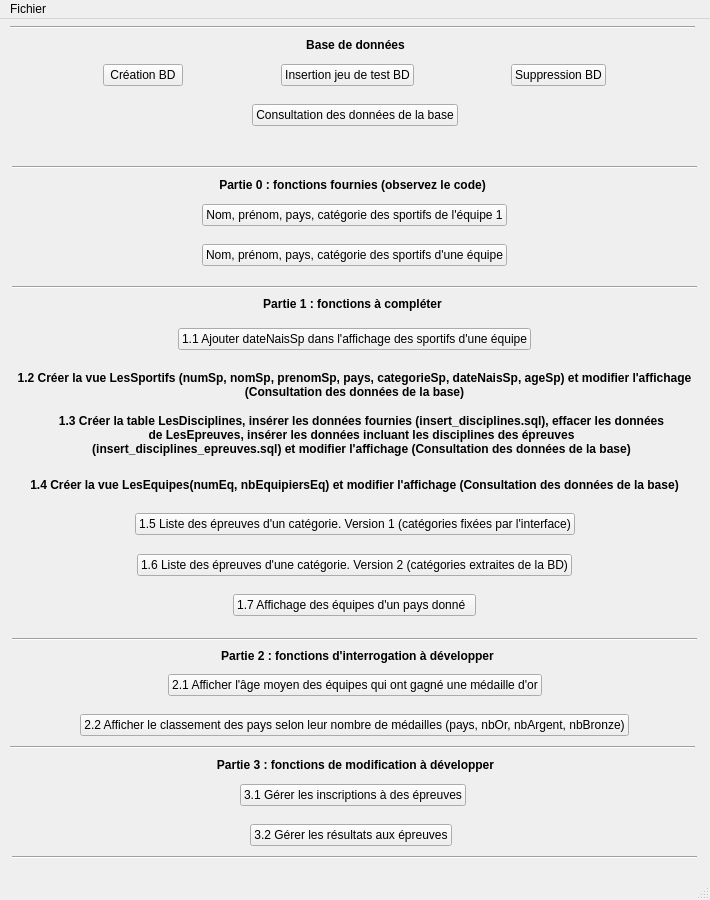
Before: the Qt Designer form gui/mainWindow.ui in NoxFly/CEBD-project-competition, drawn with Qt 5.
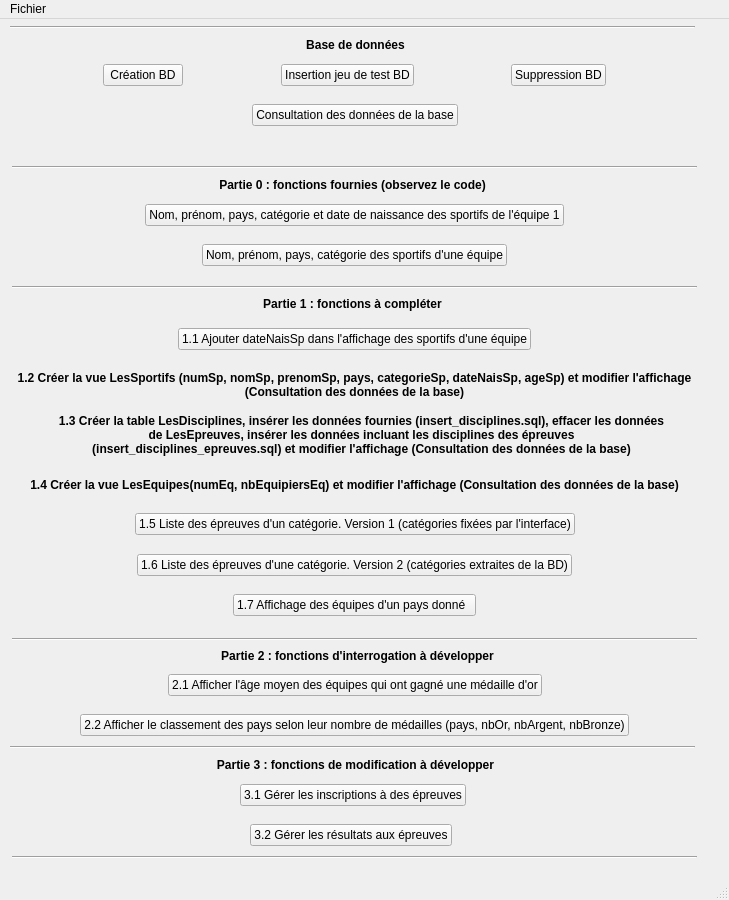
After: the same form once the commit is applied.

```diff
--- a/gui/mainWindow.ui
+++ b/gui/mainWindow.ui
@@ -2,11 +2,14 @@
 <ui version="4.0">
  <class>MainWindow</class>
  <widget class="QMainWindow" name="MainWindow">
+  <property name="enabled">
+   <bool>true</bool>
+  </property>
   <property name="geometry">
    <rect>
     <x>0</x>
     <y>0</y>
-    <width>710</width>
+    <width>729</width>
     <height>900</height>
    </rect>
   </property>
@@ -449,7 +452,7 @@
      <item>
       <widget class="QPushButton" name="pushButton_4">
        <property name="text">
-        <string>Nom, prénom, pays, catégorie des sportifs de l'équipe 1</string>
+        <string>Nom, prénom, pays, catégorie et date de naissance des sportifs de l'équipe 1</string>
        </property>
       </widget>
      </item>
@@ -879,7 +882,7 @@
     <rect>
      <x>0</x>
      <y>0</y>
-     <width>710</width>
+     <width>729</width>
      <height>21</height>
     </rect>
    </property>
```
Left out of the diff: 28 changed lines with no effect on the pictures.
